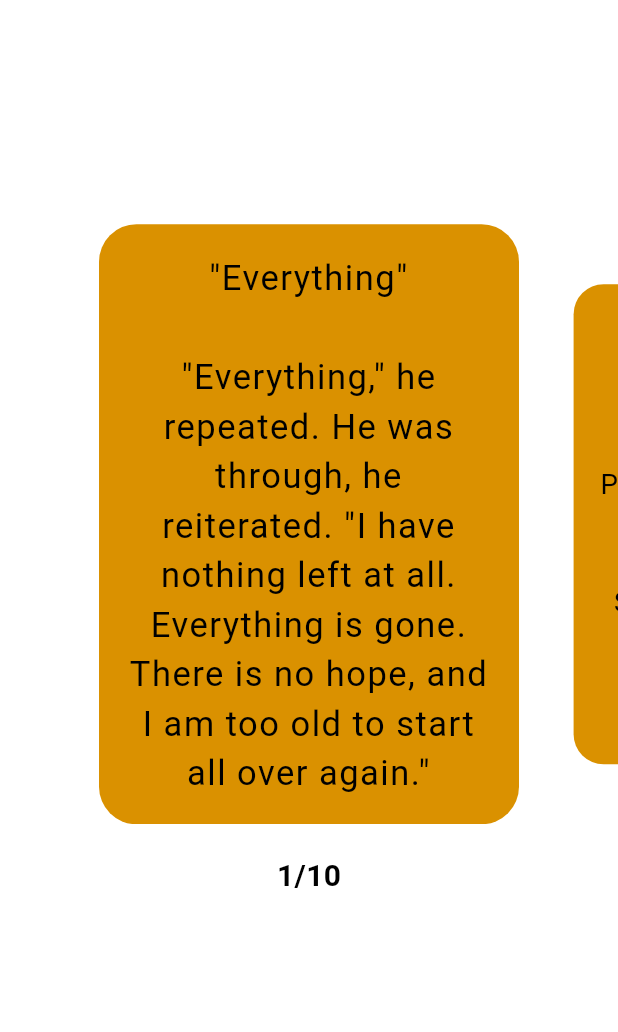
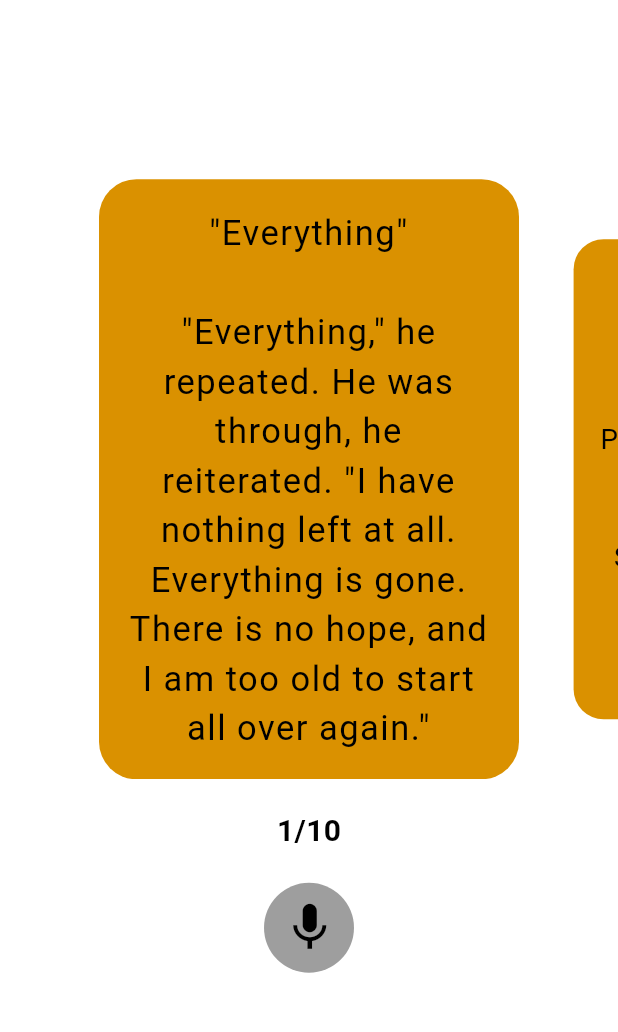
Before and after one commit to chandru2309/book_app, a Flutter app: the PageViewWords screen opened directly, on a phone screen of 412 x 824 dp, the part 84-1116 px from its top. Run offline on Flutter 3.47's test engine with Material 3 defaults, Android fonts, the phone set to English and light mode, and no system bars; our stand-ins replace flutter_animate, flutter_tts, lottie, share_plus.

Commit message:
initial commit

```diff
--- a/lib/page_view_words.dart
+++ b/lib/page_view_words.dart
@@ -1,7 +1,9 @@
 
 import 'package:flutter/material.dart';
+import 'package:flutter_tts/flutter_tts.dart';
 import 'package:share_plus/share_plus.dart';
 
+import 'app_data_text.dart';
 import 'app_data_words.dart';
 import 'display_words.dart';
 import 'drawer.dart';
@@ -14,6 +16,7 @@ class PageViewWords extends StatefulWidget {
 }
 
 class _PageViewWordsState extends State<PageViewWords> {
+  final FlutterTts _flutterTts = FlutterTts();
   var _selectedIndex = 0;
 
   @override
@@ -90,10 +93,41 @@ class _PageViewWordsState extends State<PageViewWords> {
                 ),
               )
             ],
-          )
+          ),
+          Container(
+            height: 60,
+            width: 60,
+            decoration: BoxDecoration(
+                color: Colors.grey,
+                borderRadius: BorderRadius.circular(30)),
+            child: Padding(
+              padding: const EdgeInsets.only(left: 5),
+              child: InkWell(
+                onTap: () {
+                  print("---------------------->Share");
+
+                  _speak(appDataText[_selectedIndex]
+                      .text); // Pass selected word text
+                },
+                child: Padding(
+                    padding: EdgeInsets.only(right: 4),
+                    child: Icon(
+                      Icons.mic,
+                      color: Colors.black,
+                      size: 38,
+                    )),
+              ),
+            ),
+          ),
+
         ],
       ),
     );
+  }
+  void _speak(text) async {
+    await _flutterTts.setLanguage('En');
+    await _flutterTts.setPitch(0.4);
+    await _flutterTts.speak(text);
   }
 
   void shareof() {
```
